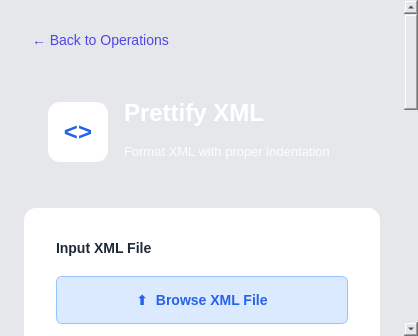
This is src/UI/pages/formattingPage.ui in amr10w/ILoveXML as Qt 5 draws it before an edit. The edited form follows.
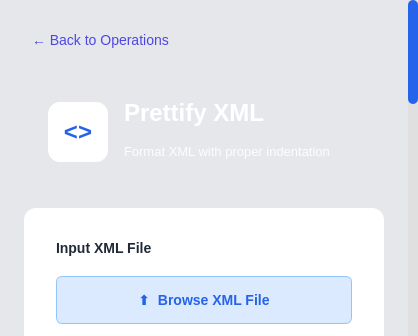
This is the edited form.

Commit message: minifying page also done

Diff of the .ui file:
```diff
--- a/src/UI/pages/formattingPage.ui
+++ b/src/UI/pages/formattingPage.ui
@@ -158,7 +158,7 @@
              <cursorShape>PointingHandCursor</cursorShape>
             </property>
             <property name="text">
-             <string>⬆  Browse XML File</string>
+             <string>⬆  Browse XML File</string>
             </property>
            </widget>
           </item>
@@ -241,6 +241,7 @@
   <!-- Copy your original stylesheet exactly -->
   <property name="styleSheet">
    <string notr="true">
+/* Global styles */
 QWidget {
     background-color: #e5e7eb;
 }
@@ -248,6 +249,12 @@
     background-color: transparent;
 }
 
+/* Specific styling for scroll area's content wrapper */
+QWidget#scrollAreaWidgetContents {
+    background-color: #e5e7eb;
+}
+
+/* Back Button */
 QPushButton#backButton {
     background-color: transparent;
     border: none;
@@ -262,9 +269,10 @@
     border-radius: 6px;
 }
 
+/* Header Widget (Gradient Blue) */
 QWidget#headerWidget {
     background: qlineargradient(x1:0, y1:0, x2:1, y2:0,
-                                stop:0 #2563eb, stop:1 #0891b2);
+                                 stop:0 #2563eb, stop:1 #0891b2);
     border-radius: 12px;
 }
 
@@ -279,17 +287,20 @@
     font-size: 13px;
 }
 
+/* Content Widget (White Card) */
 QWidget#contentWidget {
     background-color: white;
     border-radius: 12px;
 }
 
+/* Labels */
 QLabel#inputLabel, QLabel#outputLabel {
     color: #1f2937;
     font-size: 14px;
     font-weight: 600;
 }
 
+/* Browse Button */
 QPushButton#browseButton {
     background-color: #dbeafe;
     color: #2563eb;
@@ -309,6 +320,7 @@
     font-size: 13px;
 }
 
+/* Input Text Edit */
 QTextEdit#inputTextEdit {
     background-color: #f9fafb;
     border: 1px solid #e5e7eb;
@@ -324,6 +336,7 @@
     background-color: white;
 }
 
+/* Output Text Edit */
 QTextEdit#outputTextEdit {
     background-color: #f0f9ff;
     border: 1px solid #bae6fd;
@@ -334,6 +347,7 @@
     color: #0c4a6e;
 }
 
+/* Prettify Button */
 QPushButton#prettifyButton {
     background-color: #2563eb;
     color: white;
@@ -352,6 +366,7 @@
     background-color: #1e40af;
 }
 
+/* Download Button */
 QPushButton#downloadButton {
     background-color: #3b82f6;
     color: white;
@@ -369,6 +384,34 @@
 QPushButton#downloadButton:pressed {
     background-color: #1d4ed8;
 }
+
+/* --- SCROLL BAR STYLING (New) --- */
+QScrollBar:vertical {
+    border: none;
+    background: #e0e0e0; /* Light gray track background */
+    width: 10px; 
+    margin: 0px; 
+}
+
+QScrollBar::handle:vertical {
+    background: #2563eb; /* Primary blue color, matching theme */
+    min-height: 20px;
+    border-radius: 5px;
+}
+
+QScrollBar::handle:vertical:hover {
+    background: #1d4ed8; /* Darker blue on hover */
+}
+
+QScrollBar::add-line:vertical, QScrollBar::sub-line:vertical {
+    border: none;
+    background: none;
+    height: 0px; 
+}
+
+QScrollBar::add-page:vertical, QScrollBar::sub-page:vertical {
+    background: none;
+}
    </string>
   </property>
 
```
Left out of the diff: 19 changed lines with no effect on the pictures. The commit also changes 6 other files.
